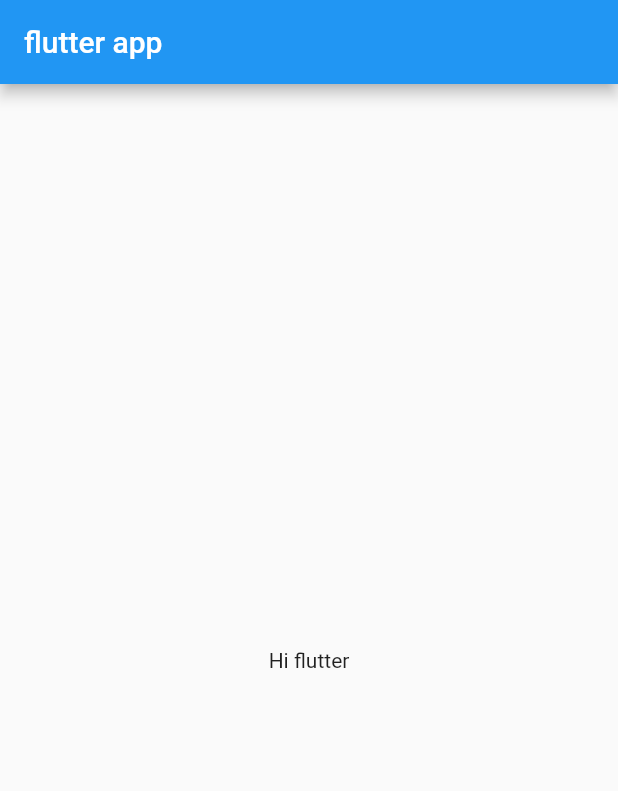
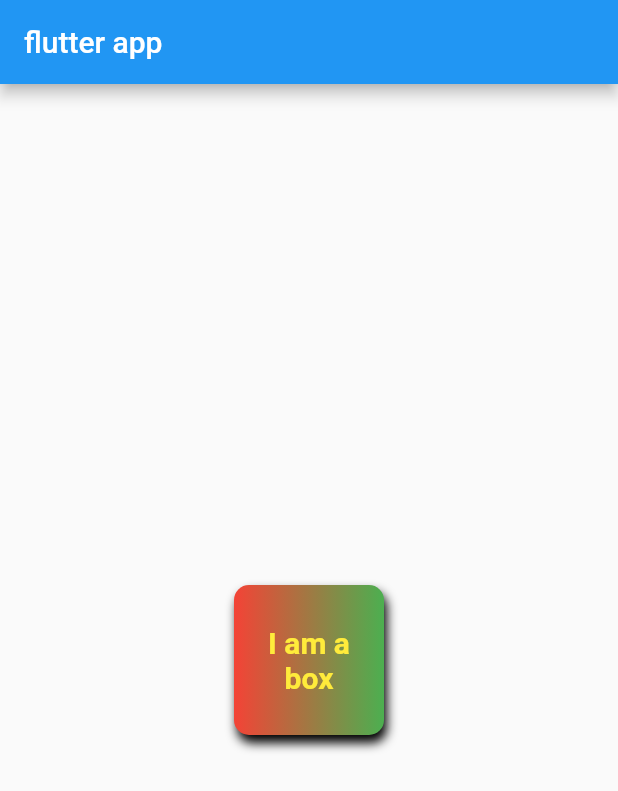
Before and after one commit to AkshatSW/flutterTutorial, a Flutter app: the screen it shows after launch, on a phone screen of 412 x 824 dp. Shown: the top 791 px of the screen. Run offline on Flutter 3.47's test engine with Material 2 defaults, Android fonts, the phone set to English and light mode, and no system bars.

Commit message:
text and container

```diff
--- a/flutter/app/lib/main.dart
+++ b/flutter/app/lib/main.dart
@@ -1,3 +1,5 @@
+// ignore_for_file: prefer_const_constructors
+
 import 'package:flutter/material.dart';
 
 void main() {
@@ -12,8 +14,33 @@ class HomePage extends StatelessWidget {
   Widget build(BuildContext context) {
     return Scaffold(
       appBar: AppBar(title: Text("flutter app")),
-      body: Container(
-        child: Center(child: Text("Hi flutter")),
+      body: Center(
+        child: Container(
+          padding: const EdgeInsets.all(8),
+          alignment: Alignment.center,
+          width: 100,
+          height: 100,
+          decoration: BoxDecoration(
+              color: Colors.teal,
+              gradient: LinearGradient(colors: [Colors.red, Colors.green]),
+              // shape: BoxShape.circle // koi bhi shape dene ke liye
+              borderRadius: BorderRadius.circular(10),
+              boxShadow: [
+                BoxShadow(
+                    color: Colors.black,
+                    blurRadius: 5,
+                    offset: Offset(2.0, 5.0))
+              ]),
+          child: Text(
+            "I am a box",
+            textAlign: TextAlign.center,
+            style: TextStyle(
+              color: Colors.yellow,
+              fontWeight: FontWeight.bold,
+              fontSize: 20,
+            ),
+          ),
+        ),
       ),
     );
   }
```
